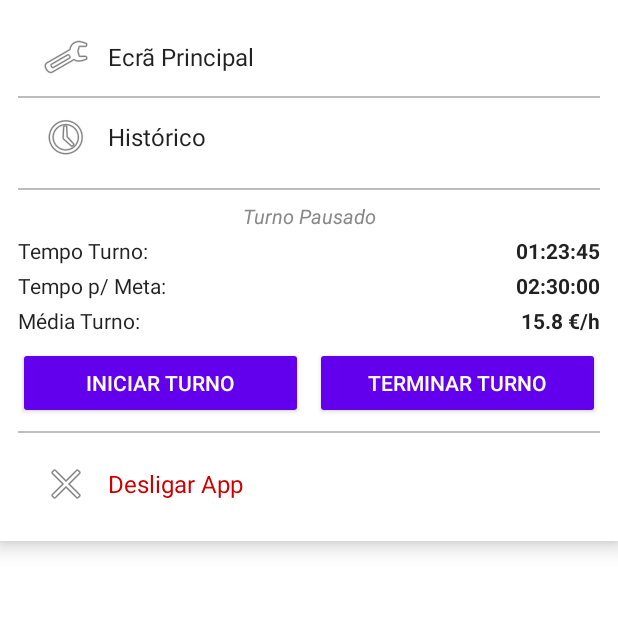
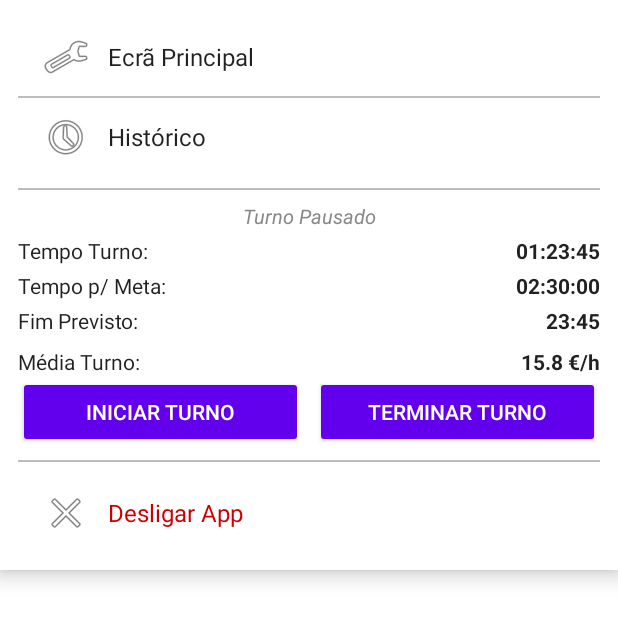
Before and after one commit to Fdorotea1/SmartDriver4, an Android app: the layout quick_menu_layout.xml on its own in the app's theme, with its tools: preview values and no code run, on a phone screen of 412 x 824 dp. Shown: the top 621 px of the screen. Run offline under Robolectric (Android 15) with nearby library versions, the phone set to English and light mode, and no system bars.

```diff
--- a/app/src/main/res/layout/quick_menu_layout.xml
+++ b/app/src/main/res/layout/quick_menu_layout.xml
@@ -7,10 +7,9 @@
     android:background="?android:attr/colorBackground"
     android:padding="12dp"
     android:elevation="8dp"
-    tools:ignore="HardcodedText,UseCompatTextViewDrawableXml" > <!-- <<< VERIFICA ESTE '>' DE FECHO -->
+    tools:ignore="HardcodedText,UseCompatTextViewDrawableXml">
 
-    <!-- Conteúdo do LinearLayout começa aqui -->
-
+    <!-- Botão e menu principais -->
     <TextView
         android:id="@+id/menu_item_main"
         android:layout_width="match_parent"
@@ -67,6 +66,7 @@
         tools:text="Turno Pausado"
         android:text="@string/shift_status_none"/>
 
+    <!-- Linha do tempo do turno -->
     <LinearLayout
         android:layout_width="match_parent"
         android:layout_height="wrap_content"
@@ -94,6 +94,7 @@
             android:text="00:00:00"/>
     </LinearLayout>
 
+    <!-- Linha do tempo para meta -->
     <LinearLayout
         android:layout_width="match_parent"
         android:layout_height="wrap_content"
@@ -121,12 +122,39 @@
             android:text="--:--:--"/>
     </LinearLayout>
 
+    <!-- NOVA LINHA: FIM PREVISTO -->
     <LinearLayout
         android:layout_width="match_parent"
         android:layout_height="wrap_content"
         android:orientation="horizontal"
         android:gravity="center_vertical"
         android:layout_marginBottom="8dp">
+
+        <TextView
+            android:layout_width="wrap_content"
+            android:layout_height="wrap_content"
+            android:text="@string/expected_end_time_label"
+            android:textSize="14sp"
+            android:textColor="?android:attr/textColorPrimary"/>
+
+        <TextView
+            android:id="@+id/textViewExpectedEndTime"
+            android:layout_width="0dp"
+            android:layout_weight="1"
+            android:layout_height="wrap_content"
+            android:gravity="end"
+            android:textSize="14sp"
+            android:textStyle="bold"
+            android:textColor="?android:attr/textColorPrimary"
+            tools:text="23:45"
+            android:text="@string/expected_end_time_placeholder"/>
+    </LinearLayout>
+
+    <!-- Média €/h -->
+    <LinearLayout
+        android:layout_width="match_parent"
+        android:layout_height="wrap_content"
+        android:orientation="horizontal">
 
         <TextView
             android:layout_width="wrap_content"
@@ -148,6 +176,7 @@
             android:text="-- €/h"/>
     </LinearLayout>
 
+    <!-- Botões do turno -->
     <LinearLayout
         android:layout_width="match_parent"
         android:layout_height="wrap_content"
@@ -196,5 +225,4 @@
         android:drawablePadding="12dp"
         android:background="?android:attr/selectableItemBackground"
         android:drawableStart="@android:drawable/ic_menu_close_clear_cancel"/>
-
 </LinearLayout>
--- a/app/src/main/res/values/strings.xml
+++ b/app/src/main/res/values/strings.xml
@@ -1,4 +1,6 @@
 <resources>
+    <string name="expected_end_time_label">Fim Previsto:</string>
+    <string name="expected_end_time_placeholder">--:--</string>
     <string name="app_name">SmartDriver</string>
     <string name="splash_logo_description">Logotipo do SmartDriver</string>
     <string name="toast_tracking_discarded">Tracking da viagem descartado.</string>
```
Also changed, not shown: app/src/main/java/overlay/MenuView.kt (+24 -46 lines), app/src/main/java/overlay/OverlayService.kt (+72 -20 lines).
